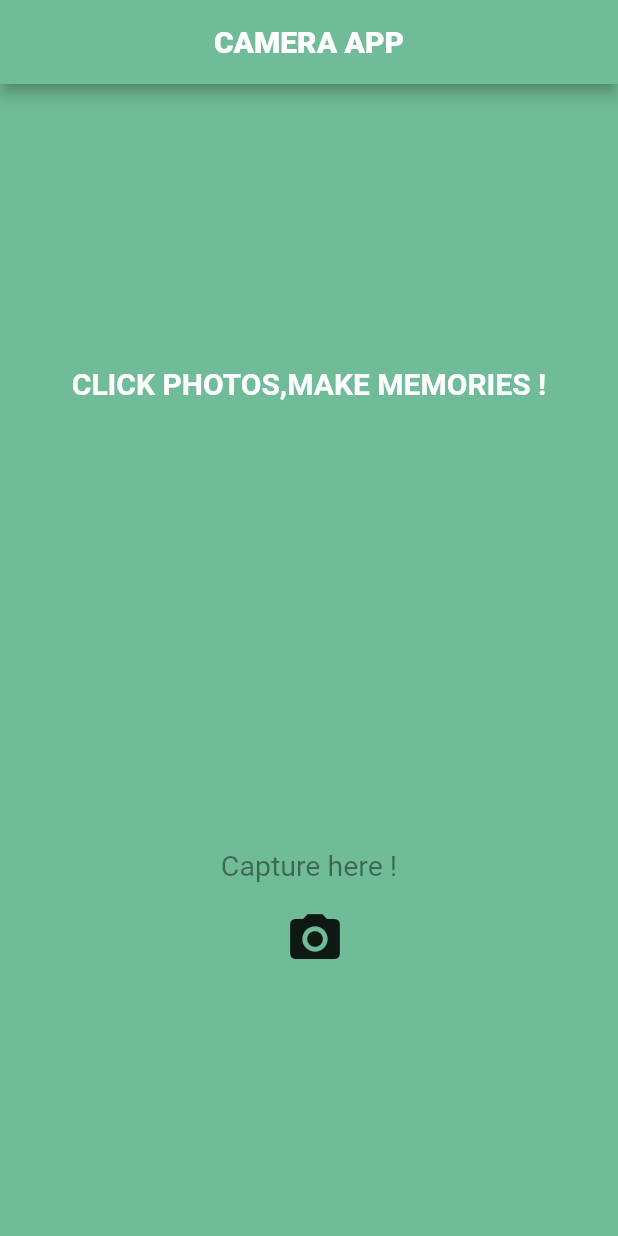
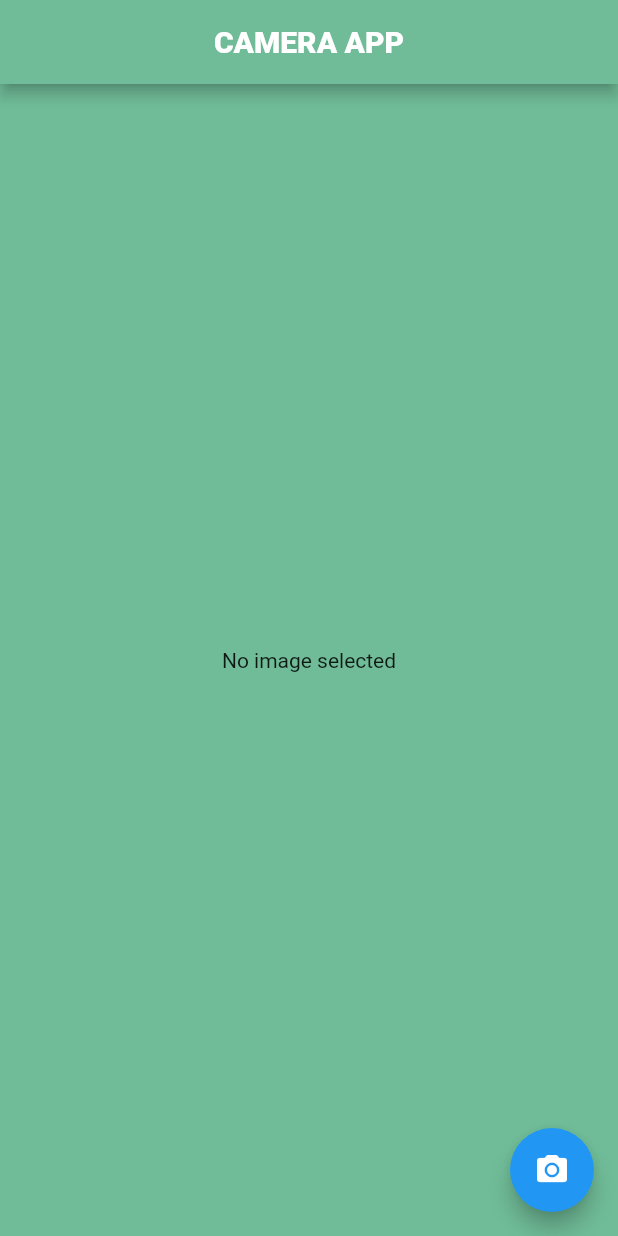
Before and after one commit to mrudulmohan007/camera-app, a Flutter app: the screen it shows after launch, after a tap on the "camera alt" icon, on a phone screen of 412 x 824 dp. Run offline on Flutter 3.47's test engine with Material 2 defaults, Android fonts, the phone set to English and light mode, and no system bars; our stand-ins replace image_picker.

Commit message:
camera functionality added

```diff
--- a/lib/camerapage.dart
+++ b/lib/camerapage.dart
@@ -1,7 +1,28 @@
 import 'package:flutter/material.dart';
+import 'package:image_picker/image_picker.dart';
+import 'dart:io';
 
-class CameraHomePage extends StatelessWidget {
+class CameraHomePage extends StatefulWidget {
   const CameraHomePage({super.key});
+
+  @override
+  State<CameraHomePage> createState() => _CameraHomePageState();
+}
+
+class _CameraHomePageState extends State<CameraHomePage> {
+  File? _image;
+  final picker = ImagePicker();
+  Future getImage() async {
+    final pickerImage = await picker.pickImage(source: ImageSource.camera);
+
+    setState(() {
+      if (pickerImage != null) {
+        _image = File(pickerImage.path);
+      } else {
+        print('no image selected');
+      }
+    });
+  }
 
   @override
   Widget build(BuildContext context) {
@@ -16,46 +37,15 @@ class CameraHomePage extends StatelessWidget {
           ),
           centerTitle: true,
         ),
-        body: Column(
-          children: [
-            Container(
-              height: 400,
-              child: const Center(
-                child: Text(
-                  'CLICK PHOTOS,MAKE MEMORIES !',
-                  style: TextStyle(
-                      fontSize: 20,
-                      fontWeight: FontWeight.w600,
-                      color: Colors.white),
-                ),
-              ),
-            ),
-            Container(
-                height: 300,
-                child: Column(
-                  mainAxisAlignment: MainAxisAlignment.center,
-                  crossAxisAlignment: CrossAxisAlignment.center,
-                  children: [
-                    Text(
-                      'Capture here !',
-                      style: TextStyle(
-                        fontSize: 19,
-                        color: Colors.black45,
-                      ),
-                    ),
-                    SizedBox(
-                      height: 10,
-                    ),
-                    IconButton(
-                      onPressed: () {},
-                      icon: Icon(
-                        Icons.camera_alt,
-                        size: 40,
-                      ),
-                    ),
-                  ],
-                )),
-          ],
+        body: Center(
+          child:
+              _image == null ? Text('No image selected') : Image.file(_image!),
+        ),
+        floatingActionButton: FloatingActionButton(
+          onPressed: () {
+            getImage();
+          },
+          child: Icon(Icons.camera_alt),
         ),
       ),
     );
--- a/lib/main.dart
+++ b/lib/main.dart
@@ -1,13 +1,19 @@
 import 'package:flutter/material.dart';
+
 import 'camerapage.dart';
 
 void main() {
   runApp(const MyApp());
 }
 
-class MyApp extends StatelessWidget {
+class MyApp extends StatefulWidget {
   const MyApp({super.key});
 
+  @override
+  State<MyApp> createState() => _MyAppState();
+}
+
+class _MyAppState extends State<MyApp> {
   @override
   Widget build(BuildContext context) {
     return MaterialApp(
--- a/pubspec.yaml
+++ b/pubspec.yaml
@@ -28,15 +28,17 @@ environment:
 # the latest version available on pub.dev. To see which dependencies have newer
 # versions available, run `flutter pub outdated`.
 dependencies:
+
   flutter:
     sdk: flutter
   camera: ^0.10.5+3
-  path_provider: ^2.1.0
+
 
 
   # The following adds the Cupertino Icons font to your application.
   # Use with the CupertinoIcons class for iOS style icons.
   cupertino_icons: ^1.0.2
+  image_picker: ^1.0.2
 
 dev_dependencies:
   flutter_test:
```
Also changed, not shown: pubspec.lock, 6 other files.
